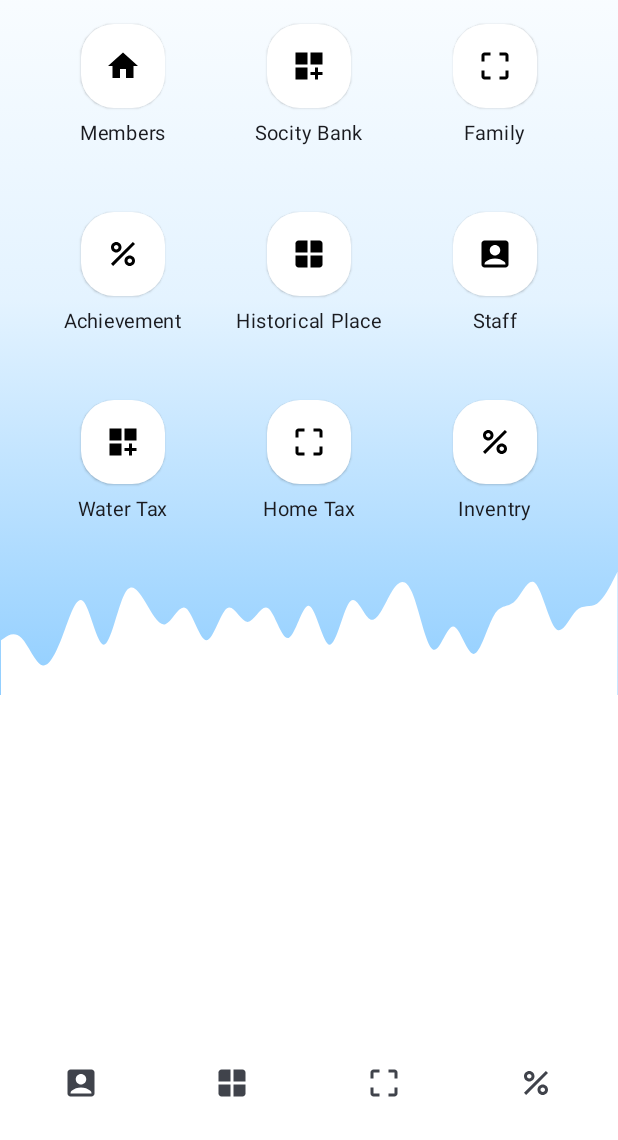
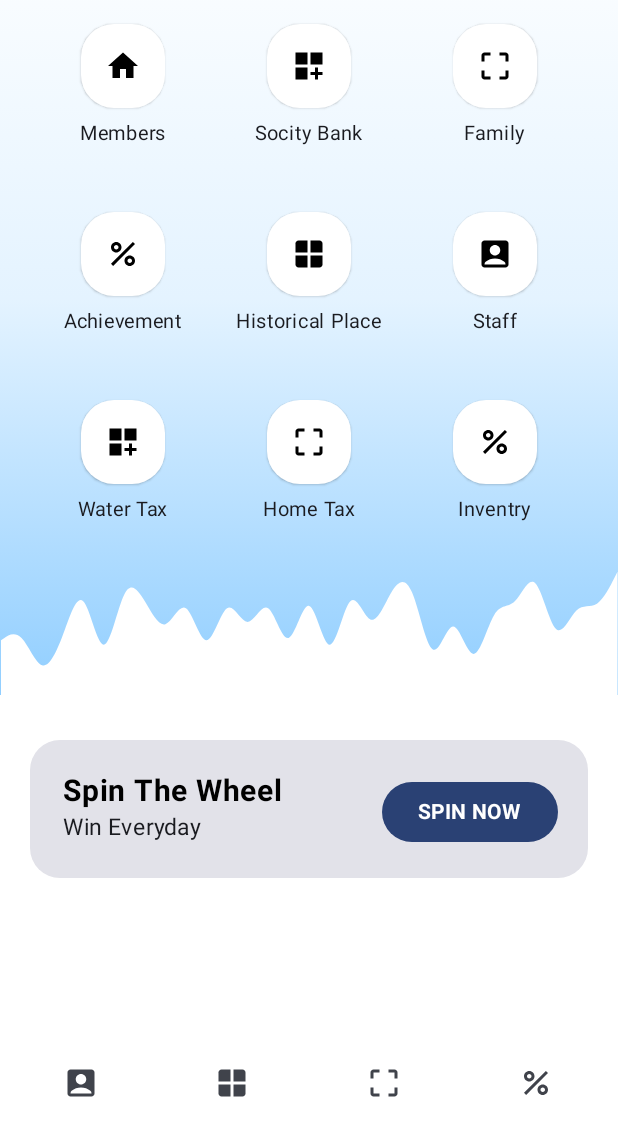
Before and after one commit to vishal4456/Bhoomi, an Android app built with Jetpack Compose: the FirstScreen screen opened through its navigation route, on a phone screen of 412 x 824 dp, the part 96-1236 px from its top. Run offline under Robolectric (Android 15) with nearby library versions, the phone set to English and light mode, and no system bars.

Commit message:
Card spin whill

```diff
--- a/app/src/main/java/com/bhoomi/Screens/FirstScreen.kt
+++ b/app/src/main/java/com/bhoomi/Screens/FirstScreen.kt
@@ -8,6 +8,7 @@ import androidx.compose.foundation.Image
 import androidx.compose.foundation.background
 import androidx.compose.foundation.layout.Box
 import androidx.compose.foundation.layout.Column
+import androidx.compose.foundation.layout.Row
 import androidx.compose.foundation.layout.fillMaxHeight
 import androidx.compose.foundation.layout.fillMaxSize
 import androidx.compose.foundation.layout.fillMaxWidth
@@ -20,11 +21,14 @@ import androidx.compose.foundation.shape.RoundedCornerShape
 import androidx.compose.material.icons.Icons
 import androidx.compose.material.icons.filled.Person
 import androidx.compose.material3.Button
+import androidx.compose.material3.Card
+import androidx.compose.material3.CardDefaults
 import androidx.compose.material3.ExperimentalMaterial3Api
 import androidx.compose.material3.FloatingActionButton
 import androidx.compose.material3.FloatingActionButtonDefaults
 import androidx.compose.material3.Icon
 import androidx.compose.material3.IconButton
+import androidx.compose.material3.MaterialTheme
 import androidx.compose.material3.Scaffold
 import androidx.compose.material3.Surface
 import androidx.compose.material3.Switch
@@ -35,6 +39,7 @@ import androidx.compose.ui.Alignment
 import androidx.compose.ui.Modifier
 import androidx.compose.ui.graphics.Brush
 import androidx.compose.ui.graphics.Color
+import androidx.compose.ui.graphics.graphicsLayer
 import androidx.compose.ui.platform.LocalContext
 import androidx.compose.ui.res.painterResource
 import androidx.compose.ui.text.font.FontWeight
@@ -56,8 +61,9 @@ fun FirstScreen(navHostController: NavHostController) {
 
 
     Surface() {
-Box(Modifier.background(Color(0xFFFFFFFF))) {
+Column(Modifier.background(Color(0xFFFFFFFF))) {
     RecyclerView(Data = BoxData())
+    CardSpinWheel()
 
 }
     }
@@ -211,9 +217,45 @@ fun EachRow(box: MainpageData) {
     */
 }
 
+@OptIn(ExperimentalMaterial3Api::class)
+@Composable
+fun CardSpinWheel() {
+    Box() {
+        Card(modifier = Modifier
+            .fillMaxWidth()
+            .padding(20.dp)
+            .graphicsLayer {
+                shape = RoundedCornerShape(20.dp)
+                clip = true
+            }, colors =  CardDefaults.cardColors(
+
+        ),) {
+            Row(modifier = Modifier
+                .fillMaxWidth()
+                .padding(20.dp)) {
+                Column(modifier = Modifier.padding(2.dp)) {
+                    Text(text = "Spin The Wheel", fontWeight = FontWeight.Bold, color = Color.Black, fontSize = 20.sp)
+                    Text(text = "Win Everyday", fontSize = 15.sp)
+
+                }
+                Box(modifier = Modifier
+                    .fillMaxWidth()
+                    .align(Alignment.Bottom)) {
+                    Button(onClick = { /*TODO*/ },Modifier.align(Alignment.BottomEnd)) {
+                        Text(text = "SPIN NOW", fontWeight = FontWeight.Bold, color = Color.White )
+
+                    }
+                }
+
+            }
+        }
+    }
+}
+
+
 
 @Preview(showBackground = true)
 @Composable
 fun DefaultPreview() {
-
+CardSpinWheel()
 }
```
